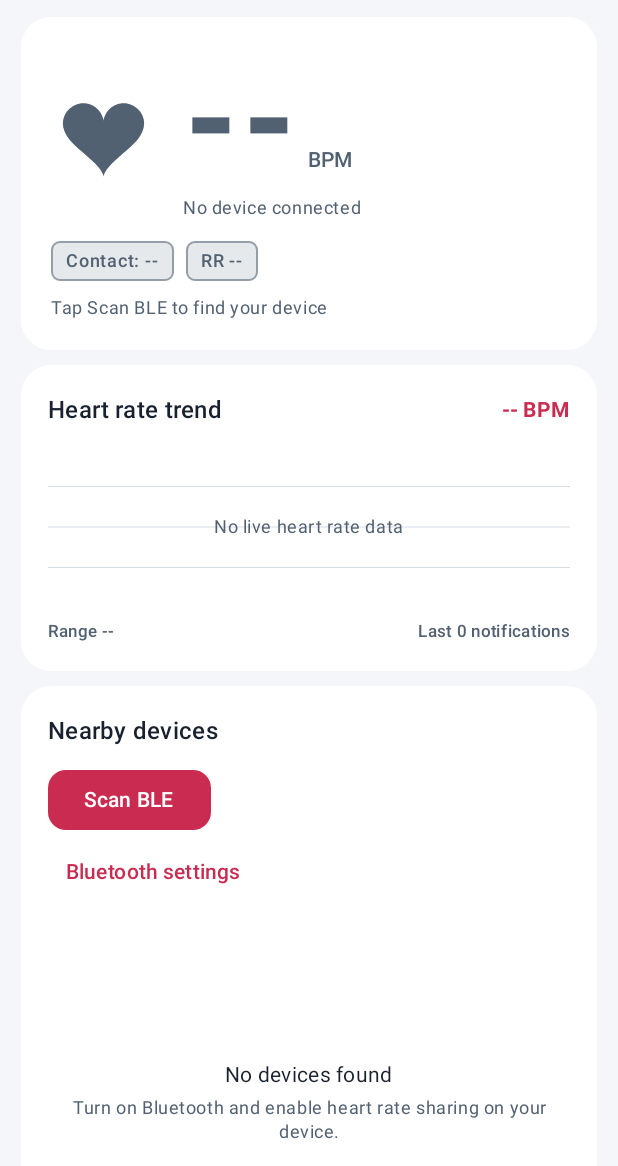
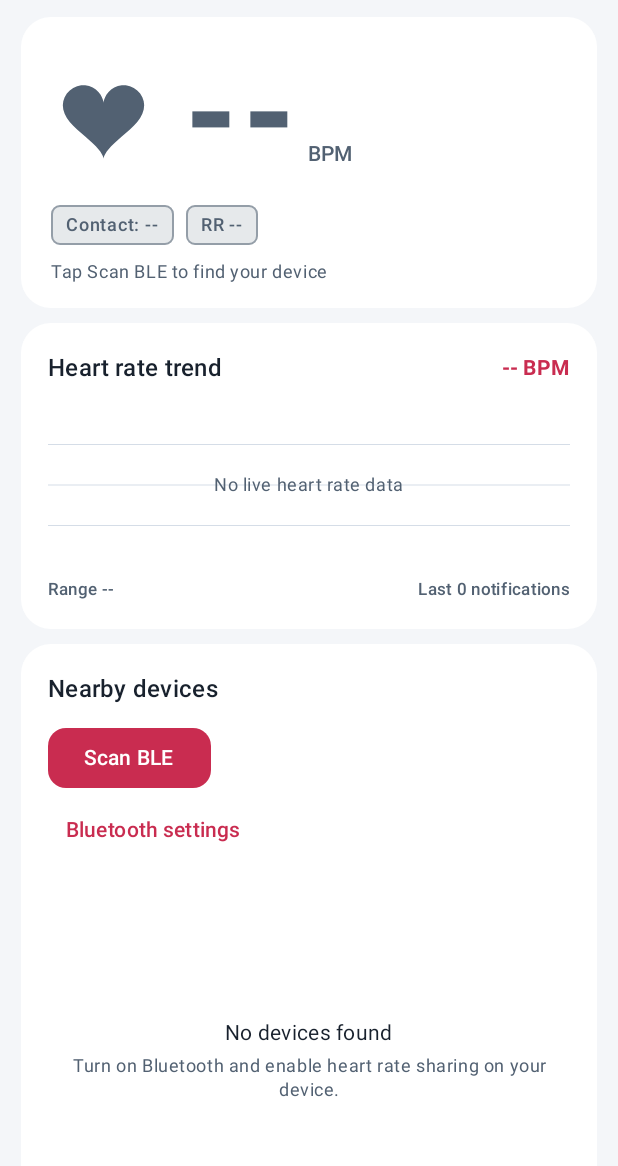
Before and after one commit to frailty9/ble-hr-viewer, an Android app built with Jetpack Compose: the screen it shows after launch (MainActivity), on a phone screen of 412 x 824 dp, the part 70-1236 px from its top. Run offline under Robolectric (Android 15) with nearby library versions, the phone set to English and light mode, and no system bars.

Commit message:
feat: 优化卡片文字信息

```diff
--- a/app/src/main/java/com/example/blehr/feature/home/components/HeartRateCard.kt
+++ b/app/src/main/java/com/example/blehr/feature/home/components/HeartRateCard.kt
@@ -24,7 +24,6 @@ import androidx.compose.material3.MaterialTheme
 import androidx.compose.material3.Text
 import androidx.compose.runtime.Composable
 import androidx.compose.runtime.getValue
-import androidx.compose.runtime.setValue
 import androidx.compose.ui.Alignment
 import androidx.compose.ui.Modifier
 import androidx.compose.ui.graphics.Path
@@ -32,7 +31,6 @@ import androidx.compose.ui.graphics.graphicsLayer
 import androidx.compose.ui.platform.LocalContext
 import androidx.compose.ui.res.stringResource
 import androidx.compose.ui.text.font.FontWeight
-import androidx.compose.ui.text.style.TextOverflow
 import androidx.compose.ui.unit.dp
 import androidx.compose.ui.unit.sp
 import com.example.blehr.R
@@ -66,14 +64,16 @@ internal fun BpmCard(state: HeartRateState) {
         contact == SensorContact.NOT_DETECTED -> WarnAmber
         else -> Accent
     }
-    val deviceLine = when {
-        state.connection == ConnectionPhase.CONNECTED ->
-            "${state.connectedName ?: stringResource(R.string.unknown_device)} · ${state.connectedAddress ?: "--"}"
-        state.connection == ConnectionPhase.CONNECTING -> stringResource(R.string.device_connecting)
-        state.connection == ConnectionPhase.RECONNECTING -> state.connectedName ?: state.connectedAddress.orEmpty()
-        state.connection == ConnectionPhase.SCANNING -> stringResource(R.string.device_scanning)
-        state.connection == ConnectionPhase.ERROR -> stringResource(R.string.device_connection_error)
-        else -> stringResource(R.string.device_not_connected)
+    val summary = if (state.connection == ConnectionPhase.CONNECTED) {
+        val name = state.connectedName?.takeIf { it.isNotBlank() } ?: stringResource(R.string.unknown_device)
+        val address = state.connectedAddress?.takeIf { it.isNotBlank() }
+        if (address == null) name else "$name · $address"
+    } else {
+        when (state.status.resourceId) {
+            R.string.status_disconnected, R.string.scan_finished, R.string.scan_stopped ->
+                stringResource(R.string.status_idle)
+            else -> state.status.asString()
+        }
     }
     val contactText = when {
         !hasSample -> stringResource(R.string.contact_unknown)
@@ -100,11 +100,10 @@ internal fun BpmCard(state: HeartRateState) {
             containerColor = MaterialTheme.colorScheme.surface,
         ),
     ) {
-        Column(Modifier.padding(20.dp)) {
+        Column(Modifier.padding(horizontal = 20.dp, vertical = 16.dp)) {
             Row(verticalAlignment = Alignment.CenterVertically) {
                 PulsingHeart(bpm = bpm, contact = contact)
                 Spacer(Modifier.width(18.dp))
-                Column(Modifier.weight(1f)) {
                 Row(verticalAlignment = Alignment.Bottom) {
                     Text(
                         text = if (hasSample) bpm.toString() else "--",
@@ -120,16 +119,8 @@ internal fun BpmCard(state: HeartRateState) {
                         color = Muted,
                     )
                 }
-                    Text(
-                        text = deviceLine,
-                        style = MaterialTheme.typography.bodySmall,
-                        color = Muted,
-                        maxLines = 1,
-                        overflow = TextOverflow.Ellipsis,
-                    )
             }
-            }
-            Spacer(Modifier.height(14.dp))
+            Spacer(Modifier.height(10.dp))
             FlowRow(
                 horizontalArrangement = Arrangement.spacedBy(8.dp),
                 verticalArrangement = Arrangement.spacedBy(8.dp),
@@ -162,7 +153,8 @@ internal fun BpmCard(state: HeartRateState) {
             }
             Spacer(Modifier.height(10.dp))
             Text(
-                text = state.status.asString(),
+                text = summary,
+                modifier = Modifier.fillMaxWidth(),
                 style = MaterialTheme.typography.bodySmall,
                 color = if (state.connection == ConnectionPhase.ERROR) ErrorRed else Muted,
             )
--- a/app/src/main/res/values/strings.xml
+++ b/app/src/main/res/values/strings.xml
@@ -10,10 +10,6 @@
     <string name="phase_idle">Not connected</string>
     <string name="unknown_device">Unknown device</string>
     <string name="unnamed_device">Unnamed device</string>
-    <string name="device_connecting">Connecting…</string>
-    <string name="device_scanning">Scanning nearby devices…</string>
-    <string name="device_connection_error">Connection error. Please retry.</string>
-    <string name="device_not_connected">No device connected</string>
     <string name="contact_unknown" tools:ignore="TypographyDashes">Contact: --</string>
     <string name="contact_not_detected">Contact: not detected</string>
     <string name="no_pulse">No pulse detected</string>
```
Also changed, not shown: 1 other file. Lines whose indentation alone changed are shown as unchanged.
